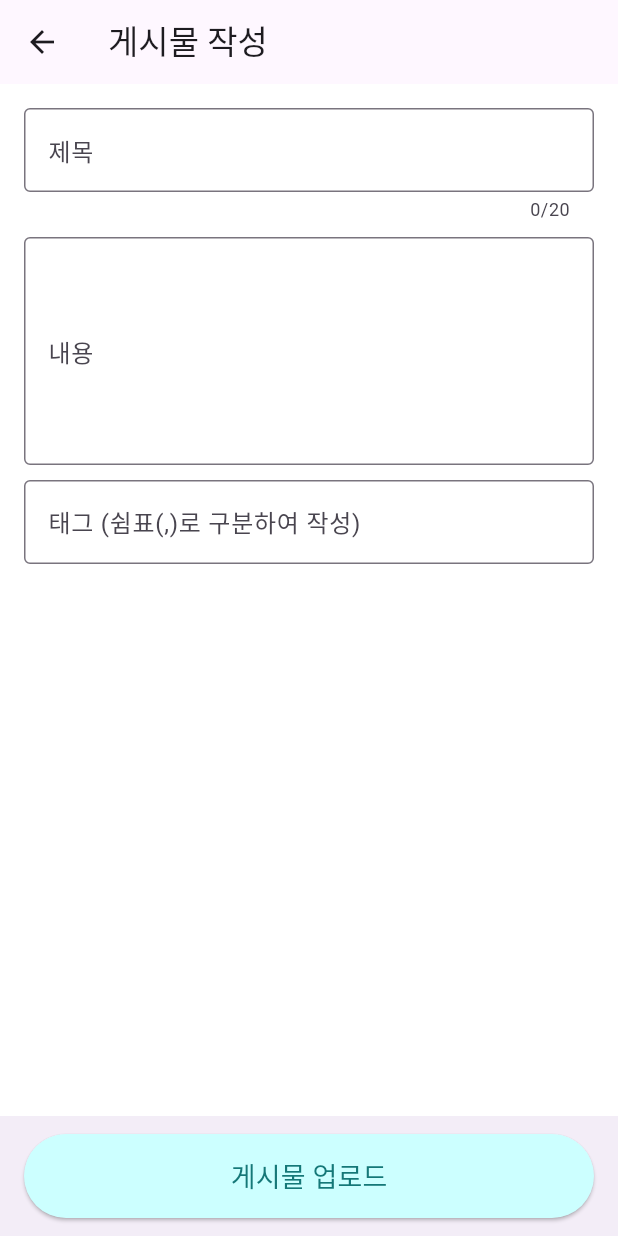
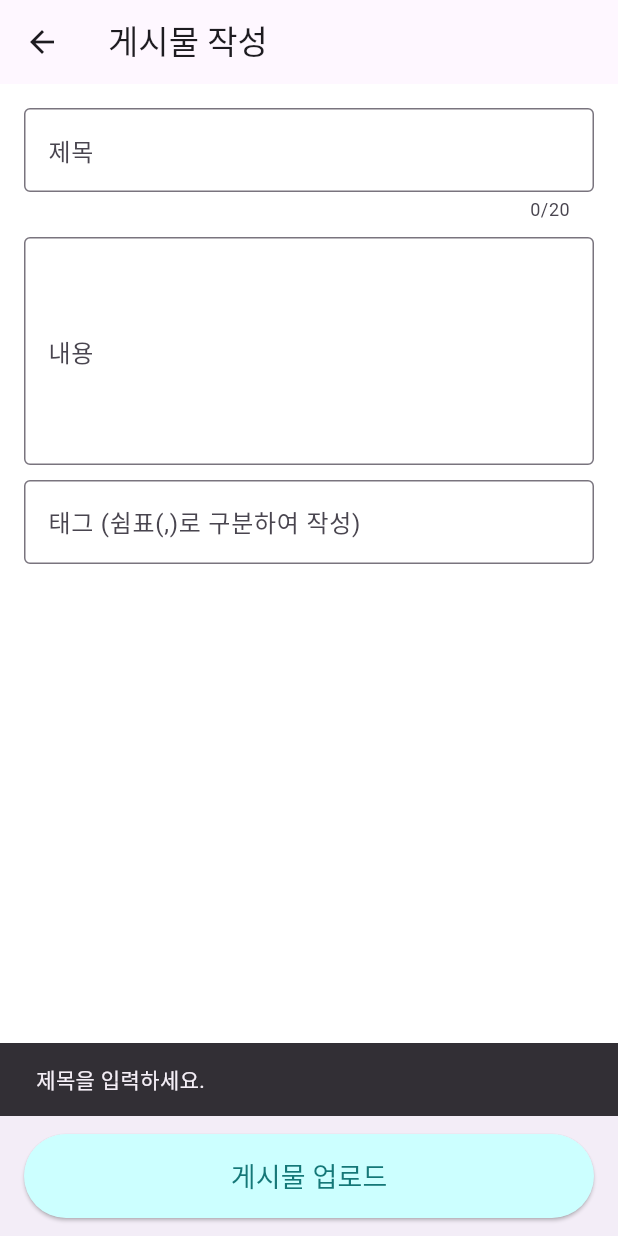
Before and after one commit to isjennifer/today_cute, a Flutter app: the PostCreationPage screen opened directly with empty values, after a tap on "게시물 업로드", on a phone screen of 412 x 824 dp. Run offline on Flutter 3.47's test engine with Material 3 defaults, Android fonts, the phone set to English and light mode, and no system bars; our stand-ins replace firebase_core, firebase_messaging, google_fonts, image_picker, jwt_decoder, permission_handler and 4 more; missing offline and left inert: kakao_flutter_sdk_common, kakao_flutter_sdk_user; accounts and stored records are empty.

Commit message:
게시물 포스팅 시 제목, 내용, 태그 검증

```diff
--- a/lib/screens/post_creation_page.dart
+++ b/lib/screens/post_creation_page.dart
@@ -93,6 +93,28 @@ class _PostCreationPageState extends State<PostCreationPage> {
       print('Access token: $accessToken'); // 이 부분이 제대로 출력되는지 확인
     }
 
+    // 제목, 내용, 태그 검증
+    if (_titleController.text.isEmpty) {
+      ScaffoldMessenger.of(context).showSnackBar(
+        SnackBar(content: Text('제목을 입력하세요.')),
+      );
+      return;
+    }
+
+    if (_contentController.text.isEmpty) {
+      ScaffoldMessenger.of(context).showSnackBar(
+        SnackBar(content: Text('내용을 입력하세요.')),
+      );
+      return;
+    }
+
+    if (_tagsController.text.isEmpty) {
+      ScaffoldMessenger.of(context).showSnackBar(
+        SnackBar(content: Text('태그를 입력하세요.')),
+      );
+      return;
+    }
+
     final uri = Uri.parse('http://52.231.106.232:8000/api/post/'); // 서버 주소
 
     var request = http.MultipartRequest('POST', uri);
@@ -146,6 +168,9 @@ class _PostCreationPageState extends State<PostCreationPage> {
       print('업로드 성공');
       ScaffoldMessenger.of(context).showSnackBar(
         SnackBar(content: Text('게시물이 업로드되었습니다.')),
+      );
+      ScaffoldMessenger.of(context).showSnackBar(
+        SnackBar(content: Text('깃털을 한개 얻었습니다.')),
       );
       // 업로드 성공 후 화면을 종료
       Navigator.pop(context);
```
